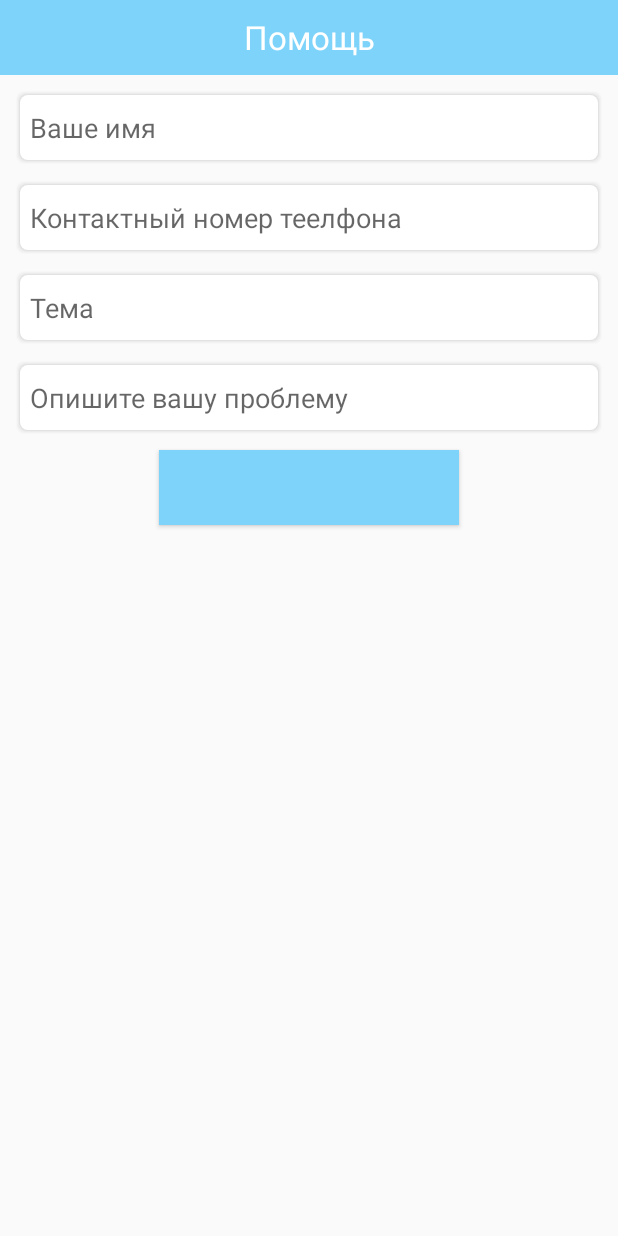
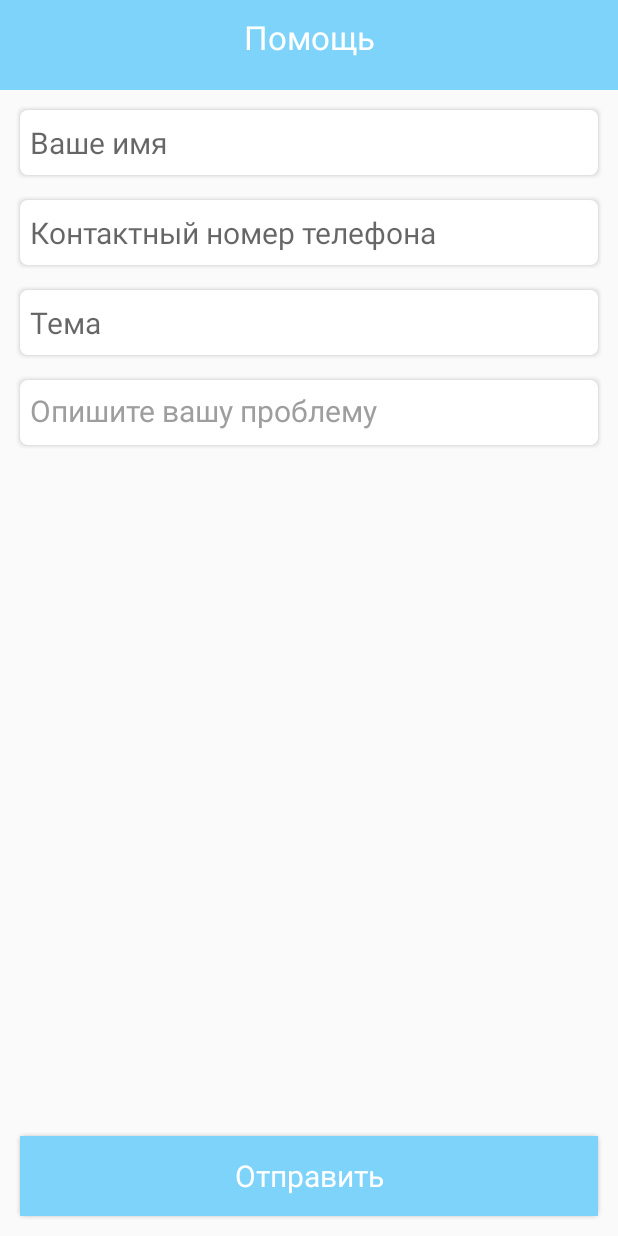
Before and after one commit to prohladenn/TShop, an Android app: the screen it shows after launch (HelpActivity), on a phone screen of 412 x 824 dp. Run offline under Robolectric (Android 15) with nearby library versions, the phone set to English and light mode, and no system bars.

Commit message:
Demo Help Activity 2

```diff
--- a/app/src/main/res/layout/activity_help.xml
+++ b/app/src/main/res/layout/activity_help.xml
@@ -6,7 +6,7 @@
 
     <FrameLayout
         android:layout_width="match_parent"
-        android:layout_height="50dp"
+        android:layout_height="60dp"
         android:background="@color/colorPrimary">
 
         <TextView
@@ -20,18 +20,29 @@
 
     </FrameLayout>
 
+    <FrameLayout
+        android:layout_width="match_parent"
+        android:layout_height="match_parent">
+
+        <LinearLayout
+            android:layout_width="match_parent"
+            android:layout_height="wrap_content"
+            android:orientation="vertical">
+
             <EditText
-        android:id="@+id/text1"
+                android:id="@+id/help_name"
                 android:layout_width="match_parent"
                 android:layout_height="50dp"
                 android:layout_margin="10dp"
                 android:background="@drawable/shadow"
                 android:hint="@string/help_name"
                 android:inputType="text"
-        android:padding="10dp" />
+                android:padding="10dp"
+                android:textColor="@color/colorText"
+                android:textSize="20sp" />
 
             <EditText
-        android:id="@+id/text2"
+                android:id="@+id/help_number"
                 android:layout_width="match_parent"
                 android:layout_height="50dp"
                 android:layout_marginLeft="10dp"
@@ -39,11 +50,13 @@
                 android:layout_marginBottom="10dp"
                 android:background="@drawable/shadow"
                 android:hint="@string/help_number"
-        android:inputType="text"
-        android:padding="10dp" />
+                android:inputType="number"
+                android:padding="10dp"
+                android:textColor="@color/colorText"
+                android:textSize="20sp" />
 
             <EditText
-        android:id="@+id/text3"
+                android:id="@+id/help_theme"
                 android:layout_width="match_parent"
                 android:layout_height="50dp"
                 android:layout_marginLeft="10dp"
@@ -52,31 +65,46 @@
                 android:background="@drawable/shadow"
                 android:hint="@string/help_theme"
                 android:inputType="text"
-        android:padding="10dp" />
+                android:padding="10dp"
+                android:textColor="@color/colorText"
+                android:textSize="20sp" />
 
-    <FrameLayout
-        android:layout_width="match_parent"
-        android:layout_height="wrap_content">
-
-        <EditText
-            android:id="@+id/text4"
+            <TextView
+                android:id="@+id/help_description"
                 android:layout_width="match_parent"
                 android:layout_height="50dp"
                 android:layout_marginLeft="10dp"
                 android:layout_marginRight="10dp"
                 android:layout_marginBottom="10dp"
                 android:background="@drawable/shadow"
-            android:hint="@string/help_description"
-            android:inputType="text"
-            android:padding="10dp" />
+                android:padding="10dp"
+                android:text="@string/help_description"
+                android:textColor="@color/colorText"
+                android:textSize="20sp" />
+
+        </LinearLayout>
+
+        <FrameLayout
+            android:layout_width="match_parent"
+            android:layout_height="60dp"
+            android:layout_gravity="center_horizontal|bottom"
+            android:layout_marginLeft="10dp"
+            android:layout_marginRight="10dp"
+            android:layout_marginBottom="10dp"
+            android:background="@drawable/shadow">
+
+            <TextView
+                android:layout_width="match_parent"
+                android:layout_height="match_parent"
+                android:background="@color/colorPrimary"
+                android:gravity="center"
+                android:padding="10dp"
+                android:text="@string/send"
+                android:textColor="@color/colorAccent"
+                android:textSize="20sp" />
 
         </FrameLayout>
 
-    <Button
-        android:layout_width="200dp"
-        android:layout_height="50dp"
-        android:layout_gravity="center"
-        android:background="@color/colorPrimary"/>
-
+    </FrameLayout>
 
 </LinearLayout>
--- a/app/src/main/res/values/colors.xml
+++ b/app/src/main/res/values/colors.xml
@@ -3,4 +3,5 @@
     <color name="colorPrimary">#7dd3f9</color>
     <color name="colorPrimaryDark">#7dd3f9</color>
     <color name="colorAccent">#FFF</color>
+    <color name="colorText">#9e9e9e</color>
 </resources>
--- a/app/src/main/res/values/strings.xml
+++ b/app/src/main/res/values/strings.xml
@@ -2,7 +2,8 @@
     <string name="app_name">T-Shop</string>
     <string name="help_title">Помощь</string>
     <string name="help_name">Ваше имя</string>
-    <string name="help_number">Контактный номер теелфона</string>
+    <string name="help_number">Контактный номер телефона</string>
     <string name="help_theme">Тема</string>
     <string name="help_description">Опишите вашу проблему</string>
+    <string name="send">Отправить</string>
 </resources>
```
Lines whose indentation alone changed are shown as unchanged.
